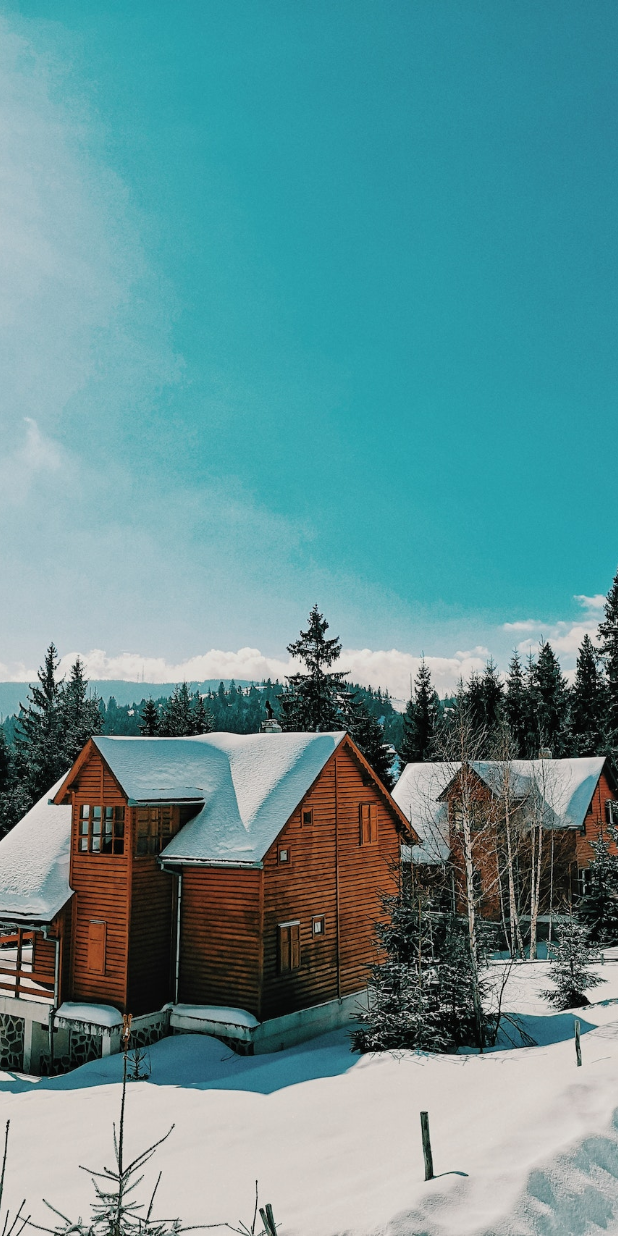
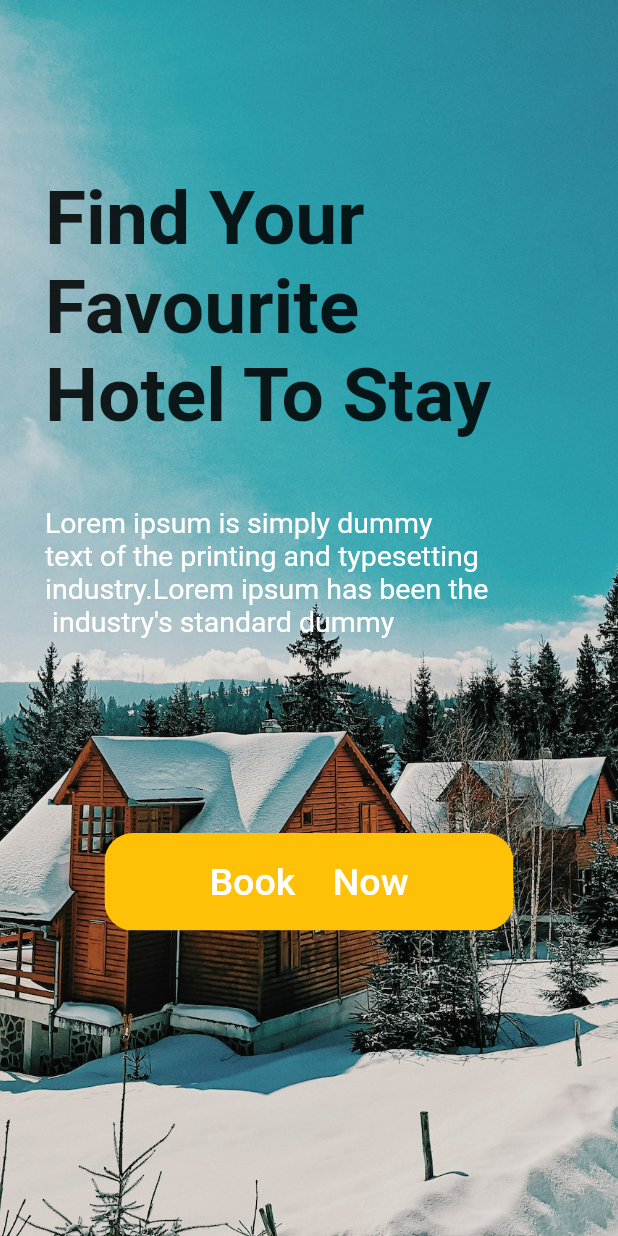
Before and after one commit to Bonnahjohn/hotel, a Flutter app: the screen it shows after launch, on a phone screen of 412 x 824 dp. Run offline on Flutter 3.47's test engine with Material 2 defaults, Android fonts, the phone set to English and light mode, and no system bars; our stand-ins replace get.

```diff
--- a/hotels/lib/main.dart
+++ b/hotels/lib/main.dart
@@ -1,5 +1,8 @@
+// ignore_for_file: depend_on_referenced_packages
+
 import 'package:flutter/material.dart';
 import 'package:hotels/pages/splash.dart';
+import 'package:get/get.dart';
 
 void main() {
   runApp(const MyApp());
@@ -11,7 +14,7 @@ class MyApp extends StatelessWidget {
   // This widget is the root of your application.
   @override
   Widget build(BuildContext context) {
-    return const MaterialApp(
+    return const GetMaterialApp(
       debugShowCheckedModeBanner: false,
       home: SplashScreen(),
     );
--- a/hotels/lib/pages/splash.dart
+++ b/hotels/lib/pages/splash.dart
@@ -1,6 +1,10 @@
+// ignore_for_file: prefer_const_constructors, prefer_const_literals_to_create_immutables, depend_on_referenced_packages
+
 import 'dart:async';
 
 import 'package:flutter/material.dart';
+import 'package:hotels/pages/auth/login.dart';
+import 'package:get/get.dart';
 
 class SplashScreen extends StatefulWidget {
   const SplashScreen({super.key});
@@ -14,11 +18,7 @@ class _SplashScreenState extends State<SplashScreen> {
   void initState() {
     super.initState();
     Timer(Duration(seconds: 3), () {
-      Navigator.pushReplacement(
-          context,
-          MaterialPageRoute(
-            builder: (context) => HomePage(),
-          ));
+      Get.off(() => HomePage());
     });
   }
 
@@ -48,6 +48,56 @@ class HomePage extends StatelessWidget {
         decoration: const BoxDecoration(
             image: DecorationImage(
                 image: AssetImage('assets/fs.jpg'), fit: BoxFit.cover)),
+        child: SafeArea(
+          child: Padding(
+            padding: const EdgeInsets.all(30.0),
+            child: Column(
+              crossAxisAlignment: CrossAxisAlignment.start,
+              mainAxisAlignment: MainAxisAlignment.spaceBetween,
+              children: [
+                Spacer(
+                  flex: 2,
+                ),
+                Text(
+                  'Find Your \nFavourite\nHotel To Stay',
+                  style: TextStyle(fontSize: 50, fontWeight: FontWeight.bold),
+                ),
+                Spacer(
+                  flex: 1,
+                ),
+                Text(
+                  'Lorem ipsum is simply dummy\ntext of the printing and typesetting\nindustry.Lorem ipsum has been the\n industry\'s standard dummy',
+                  style: TextStyle(fontSize: 19, color: Colors.white),
+                ),
+                Spacer(
+                  flex: 3,
+                ),
+                Center(
+                  child: ClipRRect(
+                    borderRadius: BorderRadius.all(Radius.circular(19)),
+                    child: ElevatedButton(
+                        style: ButtonStyle(
+                            backgroundColor:
+                                MaterialStatePropertyAll(Colors.amber),
+                            padding: MaterialStatePropertyAll(
+                                EdgeInsets.symmetric(
+                                    vertical: 18, horizontal: 70))),
+                        onPressed: () {
+                          Get.off(() => LoginPage());
+                        },
+                        child: Text(
+                          'Book    Now',
+                          style: TextStyle(fontSize: 25),
+                        )),
+                  ),
+                ),
+                Spacer(
+                  flex: 4,
+                )
+              ],
+            ),
+          ),
+        ),
       ),
     );
   }
--- a/hotels/pubspec.yaml
+++ b/hotels/pubspec.yaml
@@ -45,6 +45,7 @@ dev_dependencies:
   # package. See that file for information about deactivating specific lint
   # rules and activating additional ones.
   flutter_lints: ^2.0.0
+  get: ^4.6.5
 
 # For information on the generic Dart part of this file, see the
 # following page: https://dart.dev/tools/pub/pubspec
```
Also changed, not shown: hotels/lib/pages/auth/login.dart (added, +119 -0 lines), hotels/pubspec.lock.
